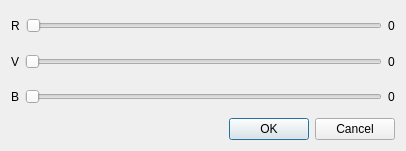
First picture: the form in colorparameter.ui, repository sykom1/Projet_IHM, before the edit.
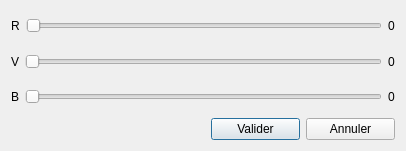
Second picture: the form after the edit.

What changed in the file:
```diff
--- a/colorparameter.ui
+++ b/colorparameter.ui
@@ -126,12 +126,16 @@
         </spacer>
        </item>
        <item>
-        <widget class="QDialogButtonBox" name="colorParameter_buttonBox">
-         <property name="orientation">
-          <enum>Qt::Horizontal</enum>
+        <widget class="QPushButton" name="accept_Button">
+         <property name="text">
+          <string>Valider</string>
          </property>
-         <property name="standardButtons">
-          <set>QDialogButtonBox::Cancel|QDialogButtonBox::Ok</set>
+        </widget>
+       </item>
+       <item>
+        <widget class="QPushButton" name="refuse_Button">
+         <property name="text">
+          <string>Annuler</string>
          </property>
         </widget>
        </item>
```
Left out of the diff: 66 changed lines with no effect on the pictures.
